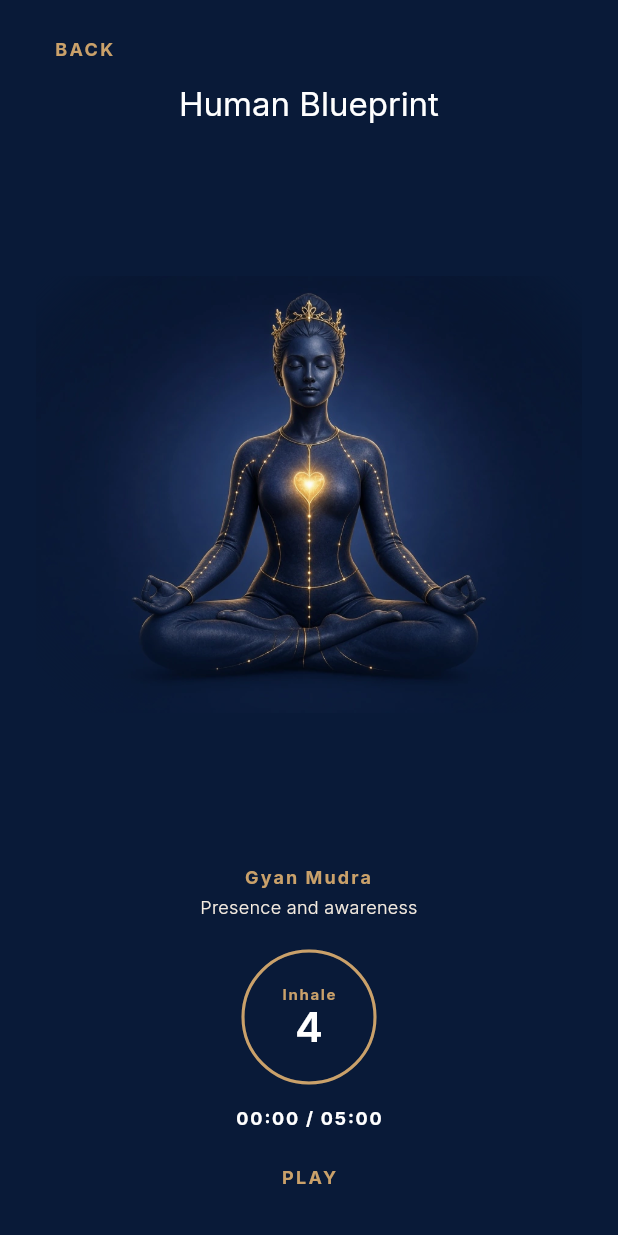
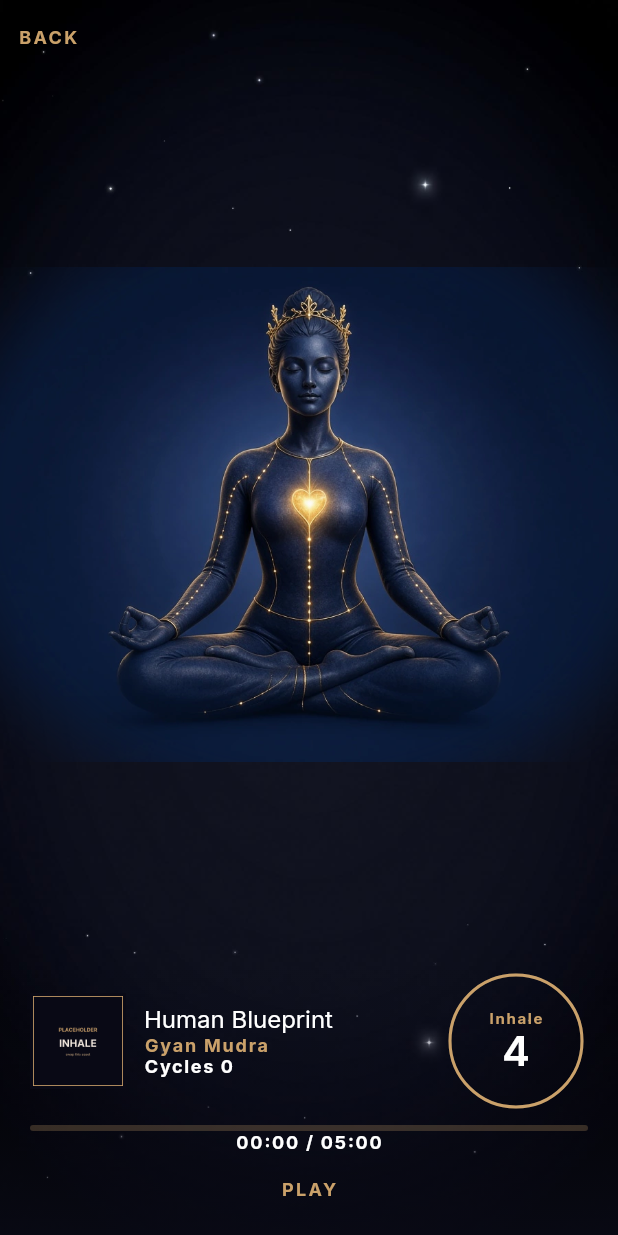
Before and after one commit to RanRodri/Hikaru, a Flutter app: the MerkabaMeditationScreen screen opened by its route, on a phone screen of 412 x 824 dp. Run offline on Flutter 3.47's test engine with Material 3 defaults, Android fonts, the phone set to English and light mode, and no system bars; our stand-ins replace audioplayers, flutter_riverpod, flutter_svg, go_router, riverpod_annotation, shared_preferences; accounts and stored records are empty; generated files the repository leaves out were written again; project files that could hold a hidden picture were left out.

Commit message:
Give the Merkaba room a clear projection canvas.
Use the starry night as the full-bleed background, keep the figure and geometry free of overlays, and put the breath controls in a bottom band: phase mudra placeholder, accumulated cycle count, and a live progress bar for the current 4-4-6 cycle.

Co-authored-by: RanRodri <RanRodri@users.noreply.github.com>

```diff
--- a/lib/features/merkaba/domain/merkaba_session.dart
+++ b/lib/features/merkaba/domain/merkaba_session.dart
@@ -100,7 +100,25 @@ class MerkabaFrame {
     BreathPhase.hold => 'Hold',
     BreathPhase.exhale => 'Exhale',
   };
+
+  /// Completed 4-4-6 cycles. The in-progress cycle is the progress bar.
+  int get completedCycles =>
+      elapsed.inMilliseconds ~/ breathCycle.inMilliseconds;
+
+  /// Progress through the current breath cycle, from 0 to 1.
+  double get cycleProgress {
+    final cycleMs = breathCycle.inMilliseconds;
+    if (cycleMs == 0) return 0;
+    return (elapsed.inMilliseconds % cycleMs) / cycleMs;
+  }
 }
+
+/// Placeholder mudra art, one file per breath phase. Swap the PNG in place.
+String mudraPlaceholderAsset(BreathPhase phase) => switch (phase) {
+  BreathPhase.inhale => 'assets/images/mudras/inhale.png',
+  BreathPhase.hold => 'assets/images/mudras/hold.png',
+  BreathPhase.exhale => 'assets/images/mudras/exhale.png',
+};
 
 MerkabaFrame merkabaFrameAt(Duration elapsed) {
   final bounded = elapsed < Duration.zero
--- a/lib/features/merkaba/presentation/merkaba_screen.dart
+++ b/lib/features/merkaba/presentation/merkaba_screen.dart
@@ -15,6 +15,8 @@ import '../data/merkaba_progress_repository.dart';
 import '../domain/merkaba_session.dart';
 import 'merkaba_painter.dart';
 import 'merkaba_soundscape.dart';
+
+const String merkabaStarryNightAsset = 'assets/images/merkaba_starry_night.jpg';
 
 /// Called when the breath phase changes while the session is playing.
 ///
@@ -149,15 +151,16 @@ class _MerkabaMeditationScreenState
     final visual = widget.replacementVisual?.call(frame);
 
     return Scaffold(
-      backgroundColor: AppColors.indigoBlue,
-      body: SafeArea(
-        child: Padding(
-          padding: const EdgeInsets.fromLTRB(
-            AppSpacing.s24,
-            AppSpacing.s8,
-            AppSpacing.s24,
-            AppSpacing.s16,
+      backgroundColor: AppColors.darkIndigoBlue,
+      body: Stack(
+        fit: StackFit.expand,
+        children: [
+          const Image(
+            image: AssetImage(merkabaStarryNightAsset),
+            fit: BoxFit.cover,
+            excludeFromSemantics: true,
           ),
+          SafeArea(
             child: frame.isFinished
                 ? _Finished(onBack: _handleBack, onRepeat: _handleRepeat)
                 : Column(
@@ -169,57 +172,138 @@ class _MerkabaMeditationScreenState
                           onPressed: _handleBack,
                         ),
                       ),
+                      Expanded(
+                        child: MerkabaStage(frame: frame, replacement: visual),
+                      ),
+                      _SessionBand(
+                        frame: frame,
+                        playing: _playing,
+                        onPlayPause: _handlePlayPause,
+                      ),
+                    ],
+                  ),
+          ),
+        ],
+      ),
+    );
+  }
+}
+
+class _SessionBand extends StatelessWidget {
+  const _SessionBand({
+    required this.frame,
+    required this.playing,
+    required this.onPlayPause,
+  });
+
+  final MerkabaFrame frame;
+  final bool playing;
+  final VoidCallback onPlayPause;
+
+  @override
+  Widget build(BuildContext context) {
+    final clock =
+        '${formatMerkabaClock(frame.elapsed)} / ${formatMerkabaClock(merkabaDuration)}';
+
+    return DecoratedBox(
+      decoration: BoxDecoration(
+        gradient: LinearGradient(
+          begin: Alignment.topCenter,
+          end: Alignment.bottomCenter,
+          colors: [
+            AppColors.darkIndigoBlue.withValues(alpha: 0),
+            AppColors.darkIndigoBlue.withValues(alpha: 0.82),
+          ],
+        ),
+      ),
+      child: Padding(
+        padding: const EdgeInsets.fromLTRB(
+          AppSpacing.s20,
+          AppSpacing.s8,
+          AppSpacing.s20,
+          AppSpacing.s8,
+        ),
+        child: Column(
+          mainAxisSize: MainAxisSize.min,
+          children: [
+            Row(
+              children: [
+                Semantics(
+                  label: 'Mudra placeholder, ${frame.phaseLabel}',
+                  image: true,
+                  child: Image.asset(
+                    mudraPlaceholderAsset(frame.phase),
+                    width: 64,
+                    height: 64,
+                    fit: BoxFit.cover,
+                  ),
+                ),
+                const SizedBox(width: AppSpacing.s12),
+                Expanded(
+                  child: Column(
+                    crossAxisAlignment: CrossAxisAlignment.start,
+                    children: [
                       Text(
                         frame.scene.title,
-                      textAlign: TextAlign.center,
+                        maxLines: 1,
+                        overflow: TextOverflow.ellipsis,
                         style: AppTypography.headline.copyWith(
                           color: AppColors.white,
-                        fontSize: AppFontSizes.s22,
+                          fontSize: AppFontSizes.s16,
                           height: 1.2,
                         ),
                       ),
-                    const SizedBox(height: AppSpacing.s12),
-                    Expanded(
-                      child: MerkabaStage(frame: frame, replacement: visual),
-                    ),
-                    const SizedBox(height: AppSpacing.s12),
                       Text(
                         frame.scene.mudra,
-                      textAlign: TextAlign.center,
                         style: AppTypography.subheadline.copyWith(
                           color: AppColors.champagneGold,
                           fontSize: AppFontSizes.s12,
-                        letterSpacing: 1.4,
+                          letterSpacing: 1.2,
                         ),
                       ),
-                    const SizedBox(height: AppSpacing.s4),
                       Text(
-                      frame.scene.mudraPurpose,
-                      textAlign: TextAlign.center,
-                      style: AppTypography.body.copyWith(
-                        color: AppColors.fog,
+                        'Cycles ${frame.completedCycles}',
+                        style: AppTypography.subheadline.copyWith(
+                          color: AppColors.white,
                           fontSize: AppFontSizes.s12,
-                        letterSpacing: 0.2,
+                          letterSpacing: 1.1,
                         ),
                       ),
-                    const SizedBox(height: AppSpacing.s16),
+                    ],
+                  ),
+                ),
                 _BreathGuide(frame: frame),
-                    const SizedBox(height: AppSpacing.s12),
+              ],
+            ),
+            const SizedBox(height: AppSpacing.s8),
+            Semantics(
+              label: 'Breath cycle progress',
+              value: '${(frame.cycleProgress * 100).round()} percent',
+              child: ClipRRect(
+                borderRadius: BorderRadius.circular(2),
+                child: LinearProgressIndicator(
+                  value: frame.cycleProgress,
+                  minHeight: 4,
+                  backgroundColor: AppColors.champagneGold.withValues(
+                    alpha: 0.25,
+                  ),
+                  color: AppColors.champagneGold,
+                ),
+              ),
+            ),
             Text(
-                      '${formatMerkabaClock(frame.elapsed)} / ${formatMerkabaClock(merkabaDuration)}',
+              clock,
               style: AppTypography.subheadline.copyWith(
                 color: AppColors.white,
                 fontSize: AppFontSizes.s12,
                 letterSpacing: 1.2,
               ),
             ),
-                    const SizedBox(height: AppSpacing.s8),
             _TextControl(
-                      label: _playing ? 'PAUSE' : 'PLAY',
-                      onPressed: _handlePlayPause,
+              label: playing ? 'PAUSE' : 'PLAY',
+              onPressed: onPlayPause,
             ),
           ],
-                ),
         ),
       ),
     );
--- a/pubspec.yaml
+++ b/pubspec.yaml
@@ -83,6 +83,7 @@ flutter:
 
   assets:
     - assets/images/
+    - assets/images/mudras/
     - assets/audio/
 
   fonts:
```
Also changed, not shown: assets/images/merkaba_starry_night.jpg (added), assets/images/mudras/exhale.png (added), assets/images/mudras/hold.png (added), assets/images/mudras/inhale.png (added), 1 other file. Lines whose indentation alone changed are shown as unchanged.
